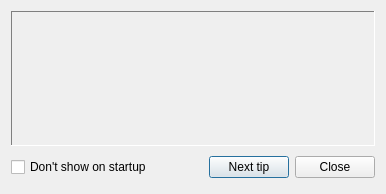
Above: muse2/muse/widgets/didyouknow.ui from emrum/muse before the change. Below: the same form after it.
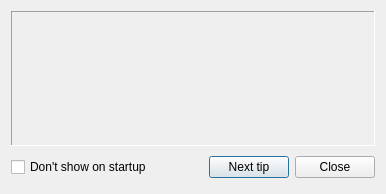
That is the form after the change.

Commit message: fixed color bug in didyouknow dialog, text color was hardcoded

```diff
--- a/muse2/muse/widgets/didyouknow.ui
+++ b/muse2/muse/widgets/didyouknow.ui
@@ -16,421 +16,6 @@
   <layout class="QGridLayout" name="gridLayout">
    <item row="0" column="0">
     <widget class="QLabel" name="tipText">
-     <property name="palette">
-      <palette>
-       <active>
-        <colorrole role="WindowText">
-         <brush brushstyle="SolidPattern">
-          <color alpha="255">
-           <red>0</red>
-           <green>0</green>
-           <blue>0</blue>
-          </color>
-         </brush>
-        </colorrole>
-        <colorrole role="Button">
-         <brush brushstyle="SolidPattern">
-          <color alpha="255">
-           <red>255</red>
-           <green>255</green>
-           <blue>255</blue>
-          </color>
-         </brush>
-        </colorrole>
-        <colorrole role="Light">
-         <brush brushstyle="SolidPattern">
-          <color alpha="255">
-           <red>255</red>
-           <green>255</green>
-           <blue>255</blue>
-          </color>
-         </brush>
-        </colorrole>
-        <colorrole role="Midlight">
-         <brush brushstyle="SolidPattern">
-          <color alpha="255">
-           <red>255</red>
-           <green>255</green>
-           <blue>255</blue>
-          </color>
-         </brush>
-        </colorrole>
-        <colorrole role="Dark">
-         <brush brushstyle="SolidPattern">
-          <color alpha="255">
-           <red>127</red>
-           <green>127</green>
-           <blue>127</blue>
-          </color>
-         </brush>
-        </colorrole>
-        <colorrole role="Mid">
-         <brush brushstyle="SolidPattern">
-          <color alpha="255">
-           <red>170</red>
-           <green>170</green>
-           <blue>170</blue>
-          </color>
-         </brush>
-        </colorrole>
-        <colorrole role="Text">
-         <brush brushstyle="SolidPattern">
-          <color alpha="255">
-           <red>0</red>
-           <green>0</green>
-           <blue>0</blue>
-          </color>
-         </brush>
-        </colorrole>
-        <colorrole role="BrightText">
-         <brush brushstyle="SolidPattern">
-          <color alpha="255">
-           <red>255</red>
-           <green>255</green>
-           <blue>255</blue>
-          </color>
-         </brush>
-        </colorrole>
-        <colorrole role="ButtonText">
-         <brush brushstyle="SolidPattern">
-          <color alpha="255">
-           <red>0</red>
-           <green>0</green>
-           <blue>0</blue>
-          </color>
-         </brush>
-        </colorrole>
-        <colorrole role="Base">
-         <brush brushstyle="SolidPattern">
-          <color alpha="255">
-           <red>255</red>
-           <green>255</green>
-           <blue>255</blue>
-          </color>
-         </brush>
-        </colorrole>
-        <colorrole role="Window">
-         <brush brushstyle="SolidPattern">
-          <color alpha="255">
-           <red>255</red>
-           <green>255</green>
-           <blue>255</blue>
-          </color>
-         </brush>
-        </colorrole>
-        <colorrole role="Shadow">
-         <brush brushstyle="SolidPattern">
-          <color alpha="255">
-           <red>0</red>
-           <green>0</green>
-           <blue>0</blue>
-          </color>
-         </brush>
-        </colorrole>
-        <colorrole role="AlternateBase">
-         <brush brushstyle="SolidPattern">
-          <color alpha="255">
-           <red>255</red>
-           <green>255</green>
-           <blue>255</blue>
-          </color>
-         </brush>
-        </colorrole>
-        <colorrole role="ToolTipBase">
-         <brush brushstyle="SolidPattern">
-          <color alpha="255">
-           <red>255</red>
-           <green>255</green>
-           <blue>220</blue>
-          </color>
-         </brush>
-        </colorrole>
-        <colorrole role="ToolTipText">
-         <brush brushstyle="SolidPattern">
-          <color alpha="255">
-           <red>0</red>
-           <green>0</green>
-           <blue>0</blue>
-          </color>
-         </brush>
-        </colorrole>
-       </active>
-       <inactive>
-        <colorrole role="WindowText">
-         <brush brushstyle="SolidPattern">
-          <color alpha="255">
-           <red>0</red>
-           <green>0</green>
-           <blue>0</blue>
-          </color>
-         </brush>
-        </colorrole>
-        <colorrole role="Button">
-         <brush brushstyle="SolidPattern">
-          <color alpha="255">
-           <red>255</red>
-           <green>255</green>
-           <blue>255</blue>
-          </color>
-         </brush>
-        </colorrole>
-        <colorrole role="Light">
-         <brush brushstyle="SolidPattern">
-          <color alpha="255">
-           <red>255</red>
-           <green>255</green>
-           <blue>255</blue>
-          </color>
-         </brush>
-        </colorrole>
-        <colorrole role="Midlight">
-         <brush brushstyle="SolidPattern">
-          <color alpha="255">
-           <red>255</red>
-           <green>255</green>
-           <blue>255</blue>
-          </color>
-         </brush>
-        </colorrole>
-        <colorrole role="Dark">
-         <brush brushstyle="SolidPattern">
-          <color alpha="255">
-           <red>127</red>
-           <green>127</green>
-           <blue>127</blue>
-          </color>
-         </brush>
-        </colorrole>
-        <colorrole role="Mid">
-         <brush brushstyle="SolidPattern">
-          <color alpha="255">
-           <red>170</red>
-           <green>170</green>
-           <blue>170</blue>
-          </color>
-         </brush>
-        </colorrole>
-        <colorrole role="Text">
-         <brush brushstyle="SolidPattern">
-          <color alpha="255">
-           <red>0</red>
-           <green>0</green>
-           <blue>0</blue>
-          </color>
-         </brush>
-        </colorrole>
-        <colorrole role="BrightText">
-         <brush brushstyle="SolidPattern">
-          <color alpha="255">
-           <red>255</red>
-           <green>255</green>
-           <blue>255</blue>
-          </color>
-         </brush>
-        </colorrole>
-        <colorrole role="ButtonText">
-         <brush brushstyle="SolidPattern">
-          <color alpha="255">
-           <red>0</red>
-           <green>0</green>
-           <blue>0</blue>
-          </color>
-         </brush>
-        </colorrole>
-        <colorrole role="Base">
-         <brush brushstyle="SolidPattern">
-          <color alpha="255">
-           <red>255</red>
-           <green>255</green>
-           <blue>255</blue>
-          </color>
-         </brush>
-        </colorrole>
-        <colorrole role="Window">
-         <brush brushstyle="SolidPattern">
-          <color alpha="255">
-           <red>255</red>
-           <green>255</green>
-           <blue>255</blue>
-          </color>
-         </brush>
-        </colorrole>
-        <colorrole role="Shadow">
-         <brush brushstyle="SolidPattern">
-          <color alpha="255">
-           <red>0</red>
-           <green>0</green>
-           <blue>0</blue>
-          </color>
-         </brush>
-        </colorrole>
-        <colorrole role="AlternateBase">
-         <brush brushstyle="SolidPattern">
-          <color alpha="255">
-           <red>255</red>
-           <green>255</green>
-           <blue>255</blue>
-          </color>
-         </brush>
-        </colorrole>
-        <colorrole role="ToolTipBase">
-         <brush brushstyle="SolidPattern">
-          <color alpha="255">
-           <red>255</red>
-           <green>255</green>
-           <blue>220</blue>
-          </color>
-         </brush>
-        </colorrole>
-        <colorrole role="ToolTipText">
-         <brush brushstyle="SolidPattern">
-          <color alpha="255">
-           <red>0</red>
-           <green>0</green>
-           <blue>0</blue>
-          </color>
-         </brush>
-        </colorrole>
-       </inactive>
-       <disabled>
-        <colorrole role="WindowText">
-         <brush brushstyle="SolidPattern">
-          <color alpha="255">
-           <red>127</red>
-           <green>127</green>
-           <blue>127</blue>
-          </color>
-         </brush>
-        </colorrole>
-        <colorrole role="Button">
-         <brush brushstyle="SolidPattern">
-          <color alpha="255">
-           <red>255</red>
-           <green>255</green>
-           <blue>255</blue>
-          </color>
-         </brush>
-        </colorrole>
-        <colorrole role="Light">
-         <brush brushstyle="SolidPattern">
-          <color alpha="255">
-           <red>255</red>
-           <green>255</green>
-           <blue>255</blue>
-          </color>
-         </brush>
-        </colorrole>
-        <colorrole role="Midlight">
-         <brush brushstyle="SolidPattern">
-          <color alpha="255">
-           <red>255</red>
-           <green>255</green>
-           <blue>255</blue>
-          </color>
-         </brush>
-        </colorrole>
-        <colorrole role="Dark">
-         <brush brushstyle="SolidPattern">
-          <color alpha="255">
-           <red>127</red>
-           <green>127</green>
-           <blue>127</blue>
-          </color>
-         </brush>
-        </colorrole>
-        <colorrole role="Mid">
-         <brush brushstyle="SolidPattern">
-          <color alpha="255">
-           <red>170</red>
-           <green>170</green>
-           <blue>170</blue>
-          </color>
-         </brush>
-        </colorrole>
-        <colorrole role="Text">
-         <brush brushstyle="SolidPattern">
-          <color alpha="255">
-           <red>127</red>
-           <green>127</green>
-           <blue>127</blue>
-          </color>
-         </brush>
-        </colorrole>
-        <colorrole role="BrightText">
-         <brush brushstyle="SolidPattern">
-          <color alpha="255">
-           <red>255</red>
-           <green>255</green>
-           <blue>255</blue>
-          </color>
-         </brush>
-        </colorrole>
-        <colorrole role="ButtonText">
-         <brush brushstyle="SolidPattern">
-          <color alpha="255">
-           <red>127</red>
-           <green>127</green>
-           <blue>127</blue>
-          </color>
-         </brush>
-        </colorrole>
-        <colorrole role="Base">
-         <brush brushstyle="SolidPattern">
-          <color alpha="255">
-           <red>255</red>
-           <green>255</green>
-           <blue>255</blue>
-          </color>
-         </brush>
-        </colorrole>
-        <colorrole role="Window">
-         <brush brushstyle="SolidPattern">
-          <color alpha="255">
-           <red>255</red>
-           <green>255</green>
-           <blue>255</blue>
-          </color>
-         </brush>
-        </colorrole>
-        <colorrole role="Shadow">
-         <brush brushstyle="SolidPattern">
-          <color alpha="255">
-           <red>0</red>
-           <green>0</green>
-           <blue>0</blue>
-          </color>
-         </brush>
-        </colorrole>
-        <colorrole role="AlternateBase">
-         <brush brushstyle="SolidPattern">
-          <color alpha="255">
-           <red>255</red>
-           <green>255</green>
-           <blue>255</blue>
-          </color>
-         </brush>
-        </colorrole>
-        <colorrole role="ToolTipBase">
-         <brush brushstyle="SolidPattern">
-          <color alpha="255">
-           <red>255</red>
-           <green>255</green>
-           <blue>220</blue>
-          </color>
-         </brush>
-        </colorrole>
-        <colorrole role="ToolTipText">
-         <brush brushstyle="SolidPattern">
-          <color alpha="255">
-           <red>0</red>
-           <green>0</green>
-           <blue>0</blue>
-          </color>
-         </brush>
-        </colorrole>
-       </disabled>
-      </palette>
-     </property>
      <property name="frameShape">
       <enum>QFrame::Panel</enum>
      </property>
```
